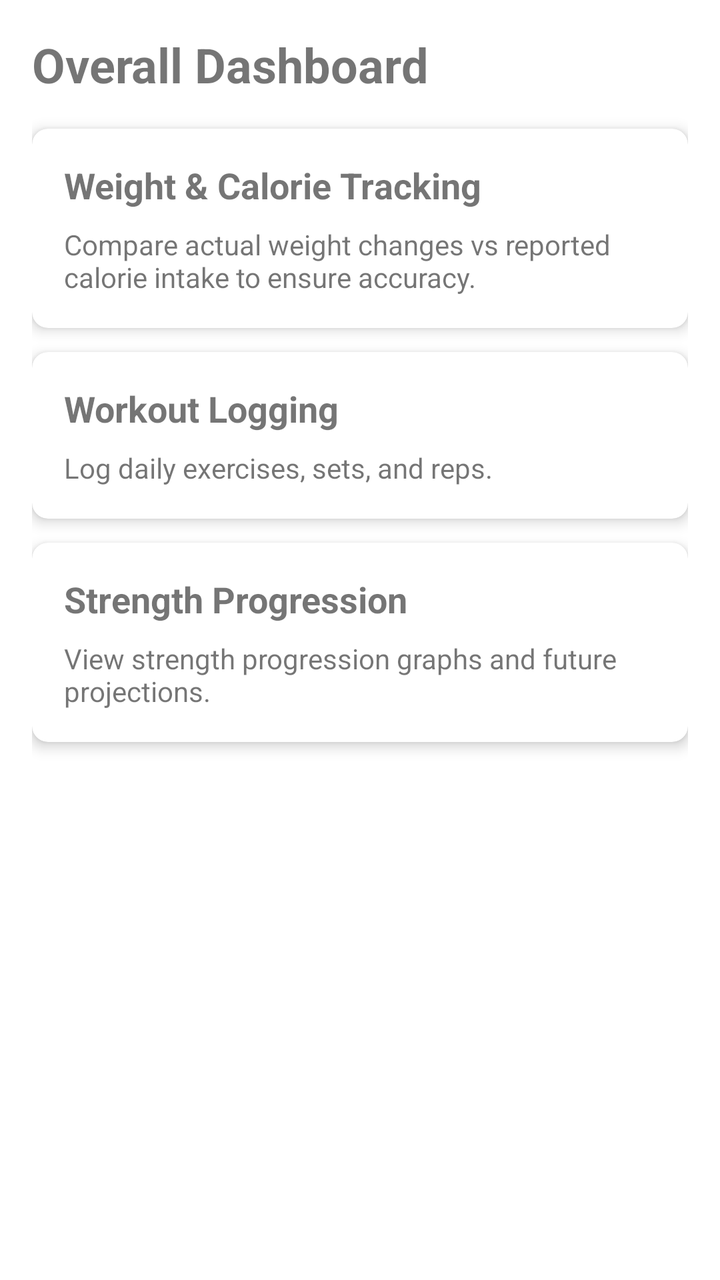
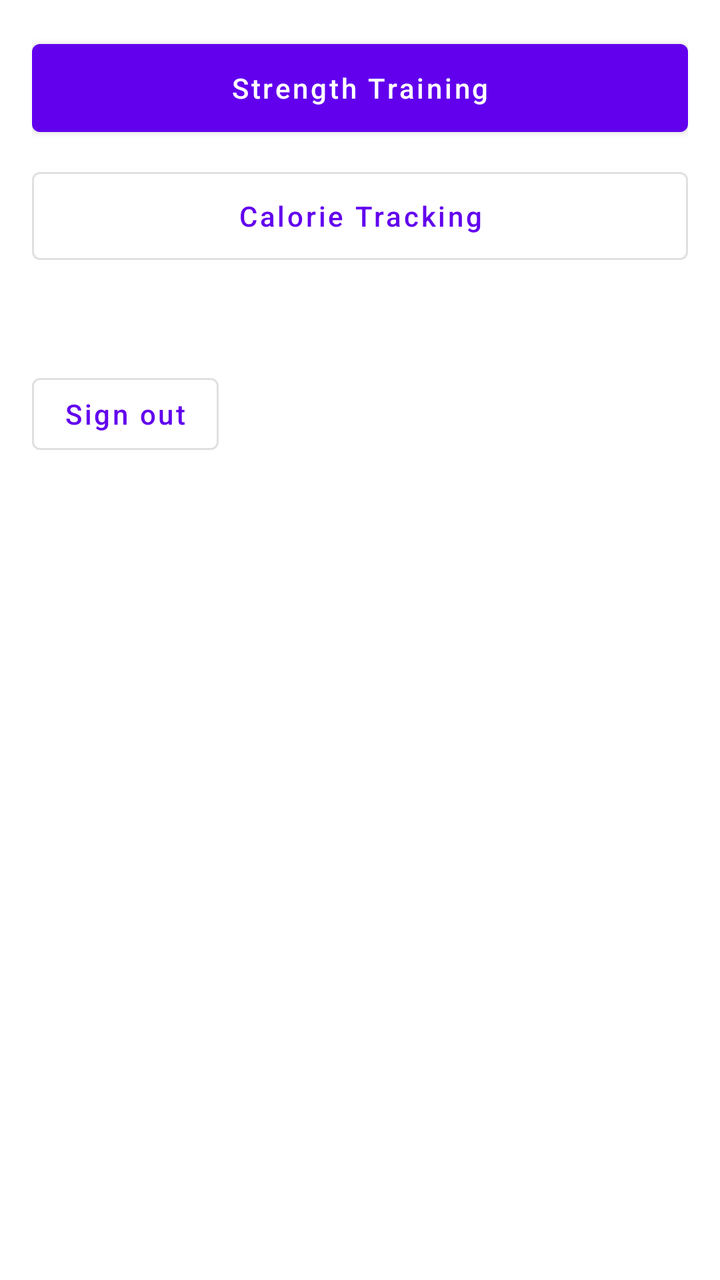

Before-and-after screenshots of an Android layout around one commit, followed by the original layout XML and the change that was made.
<!-- AndroidManifest.xml: application theme Theme.MobileFinalProject -->
<!-- res/layout/fragment_dashboard.xml -->
<?xml version="1.0" encoding="utf-8"?>

<ScrollView xmlns:android="http://schemas.android.com/apk/res/android"
    xmlns:app="http://schemas.android.com/apk/res-auto"
    xmlns:tools="http://schemas.android.com/tools"
    android:layout_width="match_parent"
    android:layout_height="match_parent"
    android:padding="16dp"
    tools:context=".ui.dashboard.DashboardFragment">

    <LinearLayout
        android:layout_width="match_parent"
        android:layout_height="wrap_content"
        android:orientation="vertical"
        android:spacing="16dp">

        <TextView
            android:layout_width="match_parent"
            android:layout_height="wrap_content"
            android:text="Overall Dashboard"
            android:textSize="24sp"
            android:textStyle="bold"
            android:layout_marginBottom="16dp" />

        <com.google.android.material.card.MaterialCardView
            android:layout_width="match_parent"
            android:layout_height="wrap_content"
            android:layout_marginBottom="12dp"
            app:cardElevation="4dp"
            app:cardCornerRadius="8dp">

            <LinearLayout
                android:layout_width="match_parent"
                android:layout_height="wrap_content"
                android:orientation="vertical"
                android:padding="16dp">

                <TextView
                    android:layout_width="wrap_content"
                    android:layout_height="wrap_content"
                    android:text="Weight &amp; Calorie Tracking"
                    android:textStyle="bold"
                    android:textSize="18sp" />

                <TextView
                    android:layout_width="wrap_content"
                    android:layout_height="wrap_content"
                    android:layout_marginTop="8dp"
                    android:text="Compare actual weight changes vs reported calorie intake to ensure accuracy." />
            </LinearLayout>
        </com.google.android.material.card.MaterialCardView>

        <com.google.android.material.card.MaterialCardView
            android:layout_width="match_parent"
            android:layout_height="wrap_content"
            android:layout_marginBottom="12dp"
            app:cardElevation="4dp"
            app:cardCornerRadius="8dp">

            <LinearLayout
                android:layout_width="match_parent"
                android:layout_height="wrap_content"
                android:orientation="vertical"
                android:padding="16dp">

                <TextView
                    android:layout_width="wrap_content"
                    android:layout_height="wrap_content"
                    android:text="Workout Logging"
                    android:textStyle="bold"
                    android:textSize="18sp" />

                <TextView
                    android:layout_width="wrap_content"
                    android:layout_height="wrap_content"
                    android:layout_marginTop="8dp"
                    android:text="Log daily exercises, sets, and reps." />
            </LinearLayout>
        </com.google.android.material.card.MaterialCardView>

        <com.google.android.material.card.MaterialCardView
            android:layout_width="match_parent"
            android:layout_height="wrap_content"
            android:layout_marginBottom="12dp"
            app:cardElevation="4dp"
            app:cardCornerRadius="8dp">

            <LinearLayout
                android:layout_width="match_parent"
                android:layout_height="wrap_content"
                android:orientation="vertical"
                android:padding="16dp">

                <TextView
                    android:layout_width="wrap_content"
                    android:layout_height="wrap_content"
                    android:text="Strength Progression"
                    android:textStyle="bold"
                    android:textSize="18sp" />

                <TextView
                    android:layout_width="wrap_content"
                    android:layout_height="wrap_content"
                    android:layout_marginTop="8dp"
                    android:text="View strength progression graphs and future projections." />
            </LinearLayout>
        </com.google.android.material.card.MaterialCardView>

    </LinearLayout>
</ScrollView>
<!-- resources referenced by this layout -->
<resources>
  <style name="Theme.MobileFinalProject" parent="Theme.MaterialComponents.DayNight.DarkActionBar">
          
          <item name="colorPrimary">@color/purple_500</item>
          <item name="colorPrimaryVariant">@color/purple_700</item>
          <item name="colorOnPrimary">@color/white</item>
          
          <item name="colorSecondary">@color/teal_200</item>
          <item name="colorSecondaryVariant">@color/teal_700</item>
          <item name="colorOnSecondary">@color/black</item>
          
          <item name="android:statusBarColor">?attr/colorPrimaryVariant</item>
          
      </style>
  <color name="purple_500">#FF6200EE</color>
  <color name="purple_700">#FF3700B3</color>
  <color name="white">#FFFFFFFF</color>
  <color name="teal_200">#FF03DAC5</color>
  <color name="teal_700">#FF018786</color>
  <color name="black">#FF000000</color>
</resources>

<!-- the commit's change to res/layout/fragment_dashboard.xml (unified diff, before → after) -->
@@ -1,110 +1,49 @@
 <?xml version="1.0" encoding="utf-8"?>
-
 <ScrollView xmlns:android="http://schemas.android.com/apk/res/android"
-    xmlns:app="http://schemas.android.com/apk/res-auto"
     xmlns:tools="http://schemas.android.com/tools"
     android:layout_width="match_parent"
     android:layout_height="match_parent"
+    android:clipToPadding="false"
     android:padding="16dp"
     tools:context=".ui.dashboard.DashboardFragment">
 
     <LinearLayout
         android:layout_width="match_parent"
         android:layout_height="wrap_content"
-        android:orientation="vertical"
-        android:spacing="16dp">
+        android:orientation="vertical">
+
+        <com.google.android.material.button.MaterialButton
+            android:id="@+id/open_strength_training"
+            android:layout_width="match_parent"
+            android:layout_height="wrap_content"
+            android:minHeight="56dp"
+            android:text="@string/strength_training_title"
+            android:textAllCaps="false" />
+
+        <com.google.android.material.button.MaterialButton
+            android:id="@+id/open_calorie_tracking"
+            style="?attr/materialButtonOutlinedStyle"
+            android:layout_width="match_parent"
+            android:layout_height="wrap_content"
+            android:layout_marginTop="8dp"
+            android:minHeight="56dp"
+            android:text="@string/dashboard_calorie_tracking"
+            android:textAllCaps="false" />
 
         <TextView
+            android:id="@+id/signed_in_account"
             android:layout_width="match_parent"
             android:layout_height="wrap_content"
-            android:text="Overall Dashboard"
-            android:textSize="24sp"
-            android:textStyle="bold"
-            android:layout_marginBottom="16dp" />
+            android:layout_marginTop="24dp"
+            android:textAppearance="?attr/textAppearanceBody2" />
 
-        <com.google.android.material.card.MaterialCardView
-            android:layout_width="match_parent"
+        <com.google.android.material.button.MaterialButton
+            android:id="@+id/sign_out_button"
+            style="?attr/materialButtonOutlinedStyle"
+            android:layout_width="wrap_content"
             android:layout_height="wrap_content"
-            android:layout_marginBottom="12dp"
-            app:cardElevation="4dp"
-            app:cardCornerRadius="8dp">
-
-            <LinearLayout
-                android:layout_width="match_parent"
-                android:layout_height="wrap_content"
-                android:orientation="vertical"
-                android:padding="16dp">
-
-                <TextView
-                    android:layout_width="wrap_content"
-                    android:layout_height="wrap_content"
-                    android:text="Weight &amp; Calorie Tracking"
-                    android:textStyle="bold"
-                    android:textSize="18sp" />
-
-                <TextView
-                    android:layout_width="wrap_content"
-                    android:layout_height="wrap_content"
-                    android:layout_marginTop="8dp"
-                    android:text="Compare actual weight changes vs reported calorie intake to ensure accuracy." />
-            </LinearLayout>
-        </com.google.android.material.card.MaterialCardView>
-
-        <com.google.android.material.card.MaterialCardView
-            android:layout_width="match_parent"
-            android:layout_height="wrap_content"
-            android:layout_marginBottom="12dp"
-            app:cardElevation="4dp"
-            app:cardCornerRadius="8dp">
-
-            <LinearLayout
-                android:layout_width="match_parent"
-                android:layout_height="wrap_content"
-                android:orientation="vertical"
-                android:padding="16dp">
-
-                <TextView
-                    android:layout_width="wrap_content"
-                    android:layout_height="wrap_content"
-                    android:text="Workout Logging"
-                    android:textStyle="bold"
-                    android:textSize="18sp" />
-
-                <TextView
-                    android:layout_width="wrap_content"
-                    android:layout_height="wrap_content"
-                    android:layout_marginTop="8dp"
-                    android:text="Log daily exercises, sets, and reps." />
-            </LinearLayout>
-        </com.google.android.material.card.MaterialCardView>
-
-        <com.google.android.material.card.MaterialCardView
-            android:layout_width="match_parent"
-            android:layout_height="wrap_content"
-            android:layout_marginBottom="12dp"
-            app:cardElevation="4dp"
-            app:cardCornerRadius="8dp">
-
-            <LinearLayout
-                android:layout_width="match_parent"
-                android:layout_height="wrap_content"
-                android:orientation="vertical"
-                android:padding="16dp">
-
-                <TextView
-                    android:layout_width="wrap_content"
-                    android:layout_height="wrap_content"
-                    android:text="Strength Progression"
-                    android:textStyle="bold"
-                    android:textSize="18sp" />
-
-                <TextView
-                    android:layout_width="wrap_content"
-                    android:layout_height="wrap_content"
-                    android:layout_marginTop="8dp"
-                    android:text="View strength progression graphs and future projections." />
-            </LinearLayout>
-        </com.google.android.material.card.MaterialCardView>
-
+            android:layout_marginTop="4dp"
+            android:text="@string/dashboard_sign_out"
+            android:textAllCaps="false" />
     </LinearLayout>
 </ScrollView>
<!-- resource entries referenced after the edit -->
@@ -1,5 +1,8 @@
 <!-- resources referenced by this layout -->
 <resources>
+  <string name="dashboard_calorie_tracking">Calorie Tracking</string>
+  <string name="dashboard_sign_out">Sign out</string>
+  <string name="strength_training_title">Strength Training</string>
   <style name="Theme.MobileFinalProject" parent="Theme.MaterialComponents.DayNight.DarkActionBar">
           
           <item name="colorPrimary">@color/purple_500</item>
